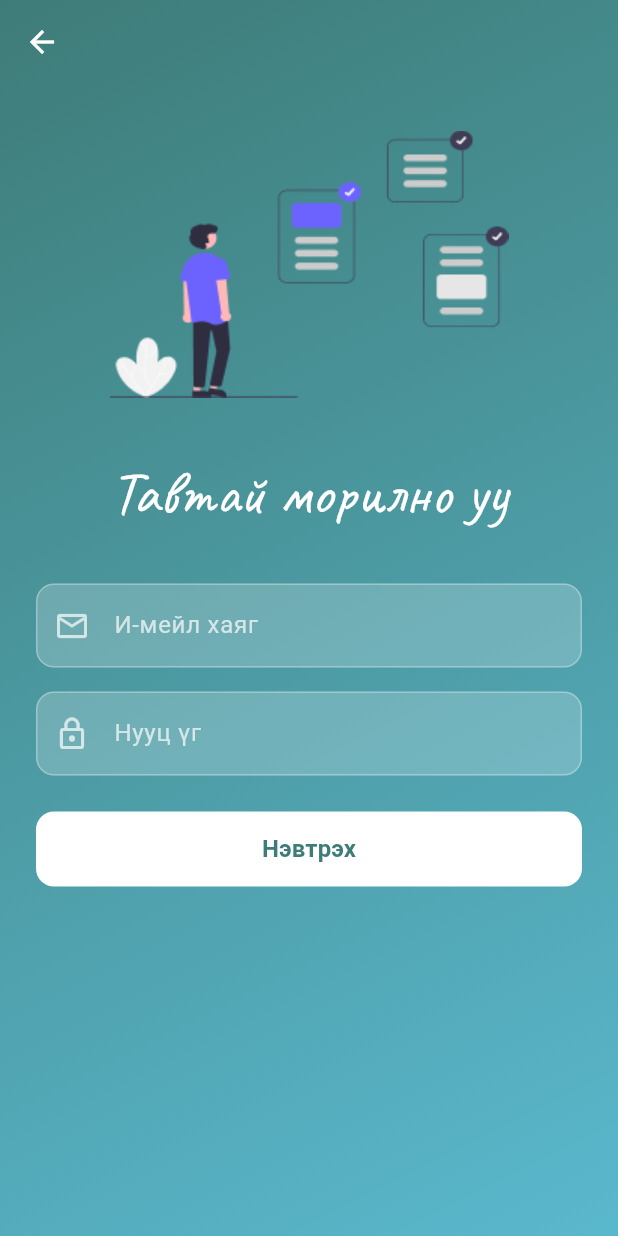
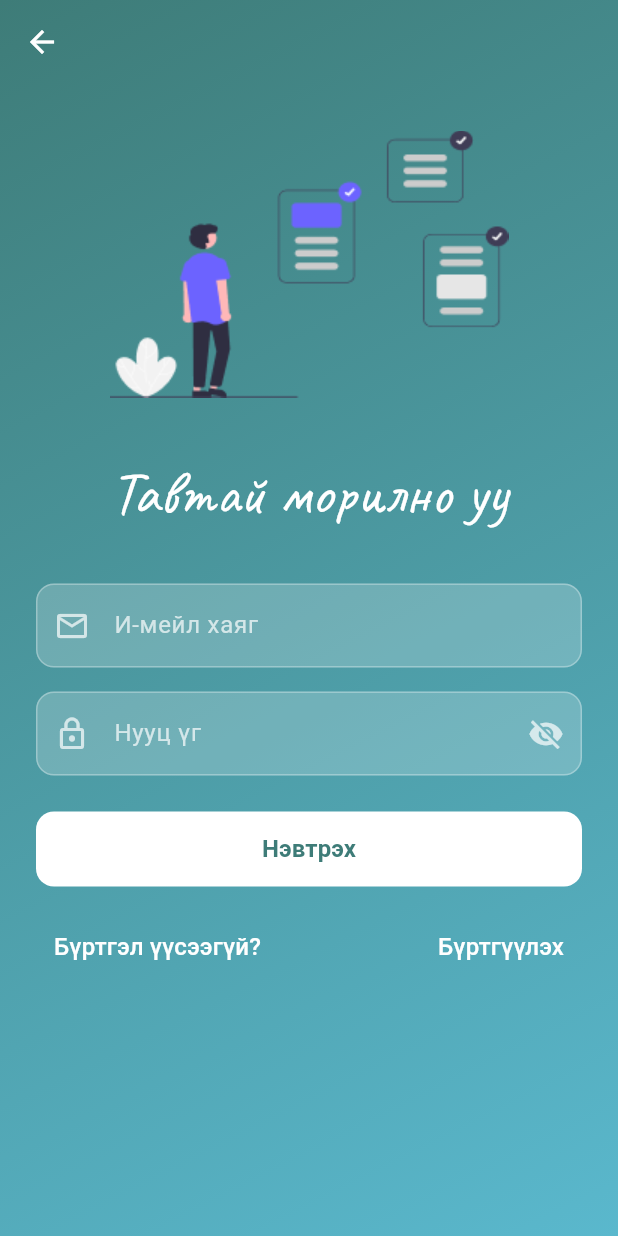
Before and after one commit to Shagai-555/financeApp, a Flutter app: the screen it shows after launch, after a tap on "Хэрэглэгчийн эрх бий юу? Нэвтрэх", on a phone screen of 412 x 824 dp. Run offline on Flutter 3.47's test engine with Material 3 defaults, Android fonts, the phone set to English and light mode, and no system bars; our stand-ins replace cloud_firestore, firebase_auth, firebase_core, google_fonts, toastification; accounts and stored records are empty; network calls fail.

```diff
--- a/lib/main.dart
+++ b/lib/main.dart
@@ -1,4 +1,4 @@
-import 'package:finance/firebase_options.dart';
+import 'package:finance/utils/firebase_options.dart';
 import 'package:firebase_core/firebase_core.dart';
 import 'package:flutter/material.dart';
 import 'screens/splash.dart';
--- a/lib/screens/login.dart
+++ b/lib/screens/login.dart
@@ -1,7 +1,10 @@
+import 'package:finance/screens/registration.dart';
 import 'package:firebase_auth/firebase_auth.dart';
 import 'package:flutter/material.dart';
 import 'package:toastification/toastification.dart';
 import 'package:google_fonts/google_fonts.dart';
+import 'package:finance/screens/home_base.dart';
+import '../widgets/custom_button.dart';
 
 class LoginPage extends StatefulWidget {
   const LoginPage({super.key});
@@ -17,18 +20,27 @@ class _LoginPageState extends State<LoginPage> {
   String _errorMessage = '';
   bool _isLoggedIn = false;
   int _counter = 0;
+  bool _isPasswordVisible = false;
 
   void _showToast(String message, {bool isError = true}) {
     toastification.show(
       context: context,
       type: isError ? ToastificationType.error : ToastificationType.success,
-      style: ToastificationStyle.flatColored,
+      style: ToastificationStyle.minimal,
+      autoCloseDuration: const Duration(seconds: 2),
       description: Text(
         message,
-        style: const TextStyle(color: Colors.black),
+        style: const TextStyle(
+          color: Colors.black,
+          fontSize: 14,
+          fontWeight: FontWeight.w500,
+        ),
       ),
+      backgroundColor: Colors.white,
+      primaryColor: isError ? Colors.red : Colors.green,
       alignment: Alignment.topRight,
       direction: TextDirection.ltr,
+      borderRadius: BorderRadius.circular(12),
     );
   }
 
@@ -39,10 +51,10 @@ class _LoginPageState extends State<LoginPage> {
         password: _passwordController.text,
       );
       if (mounted) {
-        setState(() {
-          _isLoggedIn = true;
-        });
         _showToast('Амжилттай нэвтэрлээ', isError: false);
+        Navigator.of(context).pushReplacement(
+          MaterialPageRoute(builder: (context) => const HomeBase()),
+        );
       }
     } on FirebaseAuthException catch (e) {
       _showToast(e.message ?? 'Алдаа гарлаа');
@@ -184,6 +196,19 @@ class _LoginPageState extends State<LoginPage> {
                     labelStyle: const TextStyle(color: Colors.white70),
                     prefixIcon:
                         const Icon(Icons.lock_outline, color: Colors.white70),
+                    suffixIcon: IconButton(
+                      icon: Icon(
+                        _isPasswordVisible
+                            ? Icons.visibility
+                            : Icons.visibility_off,
+                        color: Colors.white70,
+                      ),
+                      onPressed: () {
+                        setState(() {
+                          _isPasswordVisible = !_isPasswordVisible;
+                        });
+                      },
+                    ),
                     filled: true,
                     fillColor: Colors.white.withOpacity(0.2),
                     border: OutlineInputBorder(
@@ -200,7 +225,7 @@ class _LoginPageState extends State<LoginPage> {
                     ),
                   ),
                   style: const TextStyle(color: Colors.white),
-                  obscureText: true,
+                  obscureText: !_isPasswordVisible,
                 ),
                 const SizedBox(height: 24),
                 if (_errorMessage.isNotEmpty)
@@ -215,28 +240,46 @@ class _LoginPageState extends State<LoginPage> {
                       textAlign: TextAlign.center,
                     ),
                   ),
-                // Login Button
                 SizedBox(
                   width: double.infinity,
                   height: 50,
-                  child: ElevatedButton(
+                  child: CustomButton(
+                    text: 'Нэвтрэх',
                     onPressed: _signIn,
-                    style: ElevatedButton.styleFrom(
-                      shape: RoundedRectangleBorder(
-                        borderRadius: BorderRadius.circular(12),
-                      ),
-                      backgroundColor: Colors.white,
-                      foregroundColor: primaryColor,
-                      elevation: 0,
-                    ),
-                    child: const Text(
-                      'Нэвтрэх',
-                      style: TextStyle(
-                        fontSize: 16,
-                        fontWeight: FontWeight.bold,
-                      ),
-                    ),
+                    backgroundColor: Colors.white,
+                    foregroundColor: primaryColor,
                   ),
+                ),
+                const SizedBox(height: 16),
+                Center(
+                  child: TextButton(
+                      onPressed: () {
+                        Navigator.pushReplacement(
+                          context,
+                          MaterialPageRoute(
+                            builder: (context) => const RegistrationPage(),
+                          ),
+                        );
+                      },
+                      child: const Row(
+                        mainAxisAlignment: MainAxisAlignment.spaceBetween,
+                        children: [
+                          Text(
+                            'Бүртгэл үүсээгүй?',
+                            style: TextStyle(
+                              color: Colors.white,
+                              fontSize: 16,
+                            ),
+                          ),
+                          Text(
+                            'Бүртгүүлэх',
+                            style: TextStyle(
+                              color: Colors.white,
+                              fontSize: 16,
+                            ),
+                          ),
+                        ],
+                      )),
                 ),
               ],
             ),
--- a/lib/screens/preview.dart
+++ b/lib/screens/preview.dart
@@ -1,6 +1,7 @@
 import 'package:flutter/material.dart';
 import './registration.dart';
 import './login.dart';
+import '../widgets/custom_button.dart'; // Import the custom button
 
 class PreviewScreen extends StatelessWidget {
   const PreviewScreen({super.key});
@@ -69,10 +70,8 @@ class PreviewScreen extends StatelessWidget {
                   textAlign: TextAlign.center,
                 ),
                 const SizedBox(height: 48),
-                SizedBox(
-                  width: double.infinity,
-                  height: 50,
-                  child: ElevatedButton(
+                CustomButton(
+                  text: 'Эхлэх',
                   onPressed: () {
                     Navigator.push(
                       context,
@@ -81,21 +80,8 @@ class PreviewScreen extends StatelessWidget {
                       ),
                     );
                   },
-                    style: ElevatedButton.styleFrom(
-                      shape: RoundedRectangleBorder(
-                        borderRadius: BorderRadius.circular(12),
-                      ),
                   backgroundColor: Colors.white,
                   foregroundColor: const Color(0xFF3E7C78),
-                    ),
-                    child: const Text(
-                      'Эхлэх',
-                      style: TextStyle(
-                        fontSize: 16,
-                        fontWeight: FontWeight.bold,
-                      ),
-                    ),
-                  ),
                 ),
                 const SizedBox(height: 16),
                 TextButton(
--- /dev/null
+++ b/lib/widgets/custom_button.dart
@@ -0,0 +1,43 @@
+import 'package:flutter/material.dart';
+
+class CustomButton extends StatelessWidget {
+  final String text;
+  final VoidCallback onPressed;
+  final Color backgroundColor;
+  final Color foregroundColor;
+
+  const CustomButton({
+    Key? key,
+    required this.text,
+    required this.onPressed,
+    this.backgroundColor = Colors.white,
+    this.foregroundColor = Colors.black,
+  }) : super(key: key);
+
+  @override
+  Widget build(BuildContext context) {
+    return SizedBox(
+      width: double.infinity,
+      height: 50,
+      child: ElevatedButton(
+        onPressed: onPressed,
+        style: ElevatedButton.styleFrom(
+          shape: RoundedRectangleBorder(
+            borderRadius: BorderRadius.circular(12),
+          ),
+          backgroundColor: backgroundColor,
+          foregroundColor: foregroundColor,
+          elevation: 0,
+          splashFactory: NoSplash.splashFactory, // Disable splash effect
+        ),
+        child: Text(
+          text,
+          style: const TextStyle(
+            fontSize: 16,
+            fontWeight: FontWeight.bold,
+          ),
+        ),
+      ),
+    );
+  }
+}
--- a/pubspec.yaml
+++ b/pubspec.yaml
@@ -36,6 +36,7 @@ dependencies:
   # Use with the CupertinoIcons class for iOS style icons.
   cupertino_icons: ^1.0.8
   firebase_core: ^3.8.0
+  cloud_firestore: ^5.5.0
   firebase_auth: ^5.3.3
   flutter_svg: ^2.0.9
   google_fonts: ^6.1.0
```
Also changed, not shown: lib/screens/home.dart (added, +78 -0 lines), lib/screens/home_base.dart (added, +92 -0 lines), lib/screens/registration.dart (+26 -31 lines), lib/utils/firebase_options.dart (renamed from lib/firebase_options.dart), pubspec.lock, 2 other files. Lines whose indentation alone changed are shown as unchanged.
